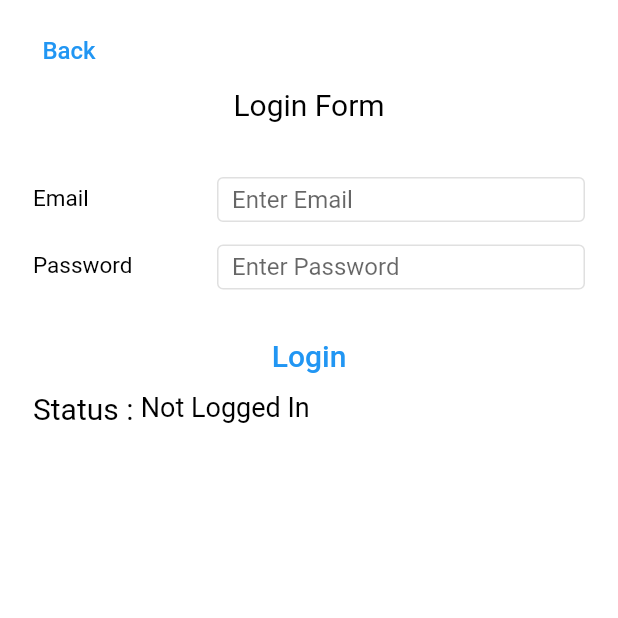
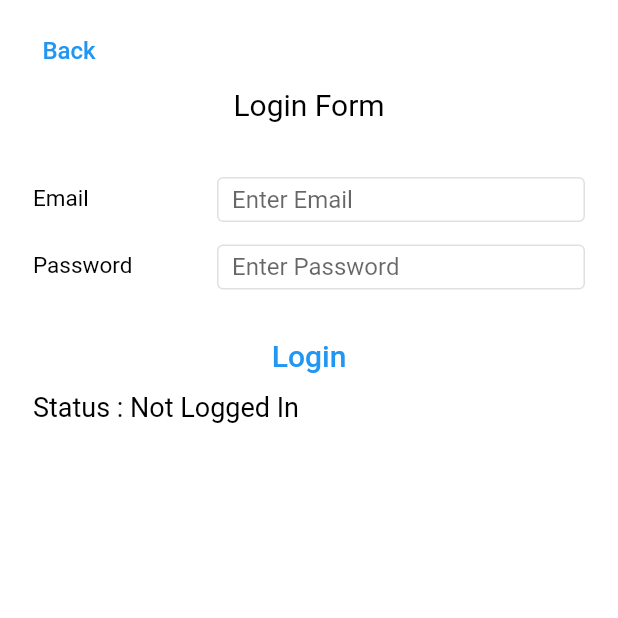
Before and after one commit to SystangoTechnologies/flutter-boilerplate, a Flutter app: the TestCasesDemoPage screen opened directly, on a phone screen of 412 x 824 dp, the top half of it. Run offline on Flutter 3.47's test engine with Material 2 defaults, Android fonts, the phone set to English and light mode, and no system bars; drawn by our look-alikes of loading_overlay; our stand-ins replace shared_preferences, validators; accounts and stored records are empty.

Commit message:
status text font size fix

```diff
--- a/lib/ui/test_cases_demo_page.dart
+++ b/lib/ui/test_cases_demo_page.dart
@@ -290,7 +290,7 @@ class TestCasesDemoPageState extends State<TestCasesDemoPage> {
               Text(
                 'Status : ',
                 style: TextStyle(
-                  fontSize: 20.0,
+                  fontSize: 18.0,
                   color: Colors.black
                 ),
               ),
```
